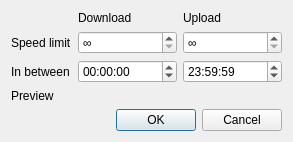
Above: src/gui/timerangedialog.ui from qbittorrent/qBittorrent before the change. Below: the same form after it.
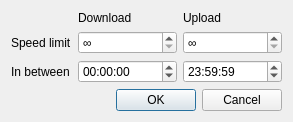
That is the form after the change.

Commit message: Remove previews in TimeRangeDialog

The edit to the form file:
```diff
--- a/src/gui/timerangedialog.ui
+++ b/src/gui/timerangedialog.ui
@@ -7,7 +7,7 @@
     <x>0</x>
     <y>0</y>
     <width>367</width>
-    <height>181</height>
+    <height>150</height>
    </rect>
   </property>
   <property name="windowTitle">
@@ -104,19 +104,6 @@
        </property>
       </widget>
      </item>
-     <item row="3" column="0">
-      <widget class="QLabel" name="label5">
-       <property name="text">
-        <string>Preview</string>
-       </property>
-      </widget>
-     </item>
-     <item row="3" column="1">
-      <widget class="QLabel" name="labelTimeFrom"/>
-     </item>
-     <item row="3" column="2">
-      <widget class="QLabel" name="labelTimeTo"/>
-     </item>
     </layout>
    </item>
    <item>
```
The commit also changes 1 other file.
